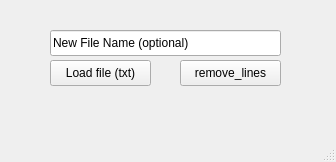
This is gui-for-parser.ui in not4Pedro/caption-parser as Qt 5 draws it before an edit. The edited form follows.
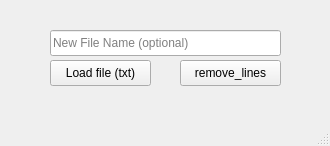
This is the edited form.

Patch:
```diff
--- a/gui-for-parser.ui
+++ b/gui-for-parser.ui
@@ -6,8 +6,8 @@
    <rect>
     <x>0</x>
     <y>0</y>
-    <width>336</width>
-    <height>162</height>
+    <width>330</width>
+    <height>146</height>
    </rect>
   </property>
   <property name="windowTitle">
@@ -50,6 +50,9 @@
      </rect>
     </property>
     <property name="text">
+     <string/>
+    </property>
+    <property name="placeholderText">
      <string>New File Name (optional)</string>
     </property>
    </widget>
```
Left out of the diff: 2 changed lines with no effect on the pictures.
